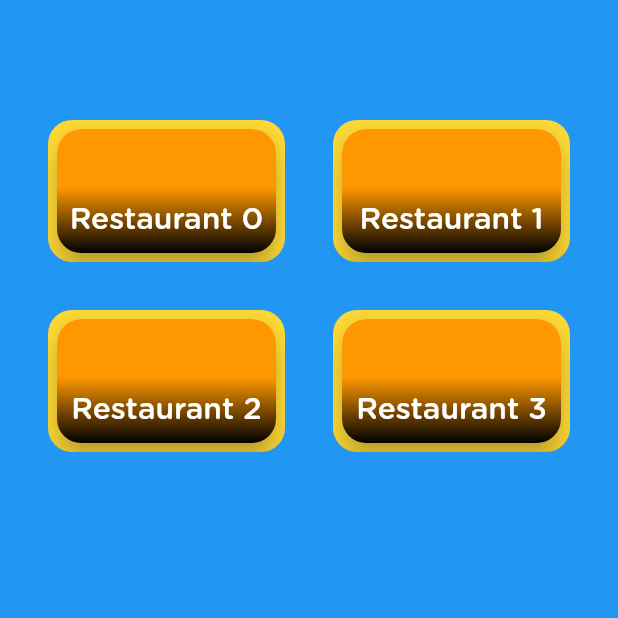
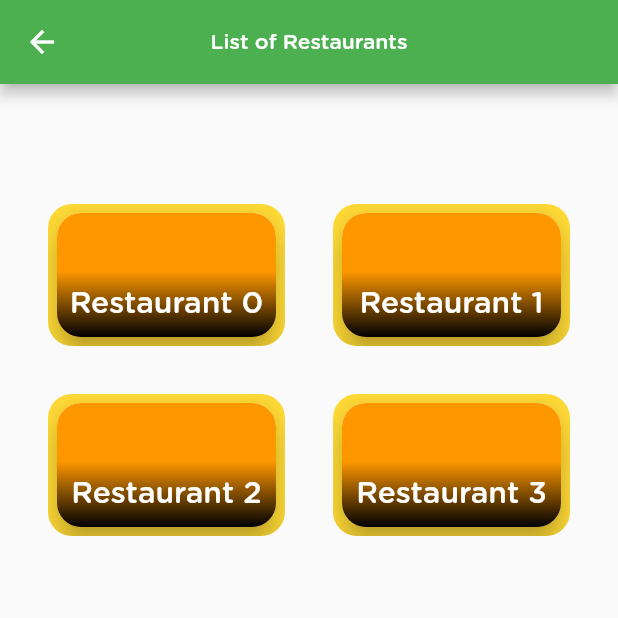
Before and after one commit to selecky/quandoo_challenge, a Flutter app: the Master screen opened directly, on a phone screen of 412 x 824 dp, the top half of it. Run offline on Flutter 3.47's test engine with Material 2 defaults, Android fonts, the phone set to English and light mode, and no system bars; our stand-ins replace equatable, flutter_bloc.

Commit message:
6 - master/detail implemented

```diff
--- /dev/null
+++ b/lib/Pub.dart
@@ -0,0 +1,19 @@
+import 'package:equatable/equatable.dart';
+import 'package:flutter/cupertino.dart';
+
+class Pub extends Equatable {
+  final String name;
+  final String address;
+
+  const Pub({
+    @required this.name,
+    @required this.address,
+  });
+
+  factory Pub.fromPub(Pub pub) {
+    return Pub(name: pub.name, address: pub.address);
+  }
+
+  @override
+  List<Object> get props => [name, address];
+}
--- a/lib/Restaurant.dart
+++ /dev/null
@@ -1,18 +0,0 @@
-import 'package:equatable/equatable.dart';
-
-class Restaurant extends Equatable {
-  final String name;
-  final String address;
-
-  const Restaurant({
-    required this.name,
-    required this.address,
-  });
-
-  factory Restaurant.fromRestaurant(Restaurant restaurant) {
-    return Restaurant(name: restaurant.name, address: restaurant.address);
-  }
-
-  @override
-  List<Object> get props => [name, address];
-}
--- /dev/null
+++ b/lib/blocks/bloc.dart
@@ -0,0 +1,3 @@
+export 'pub_bloc.dart';
+export 'pub_event.dart';
+export 'pub_state.dart';
--- /dev/null
+++ b/lib/blocks/pub_bloc.dart
@@ -0,0 +1,39 @@
+import 'dart:async';
+
+import 'package:flutter_bloc/flutter_bloc.dart';
+import 'package:quandoo_challenge/Pub.dart';
+
+import 'bloc.dart';
+
+class PubBloc extends Bloc<PubEvent, PubState> {
+  List<Pub> _pubs = [];
+  Pub _selected;
+
+  PubBloc(PubState initialState) : super(initialState);
+
+  PubState get initialState => StatePubsLoading();
+
+  @override
+  Stream<PubState> mapEventToState(
+    PubEvent event,
+  ) async* {
+    if (event is EventPubSelect) {
+      _selected = event.selected;
+
+      if(state is StatePubsLoadSuccess){
+        _pubs = List.from((state as StatePubsLoadSuccess).pubList);
+      }
+
+      yield StatePubsLoadSuccess(_pubs, _selected);
+    }
+    if (event is EventPubsLoad) {
+      Pub pub0 = Pub(name: 'Sabor Latino-0', address: 'za rohem 123-0');
+      Pub pub1 = Pub(name: 'Sabor Latino-1', address: 'za rohem 123-1');
+      Pub pub2 = Pub(name: 'Sabor Latino-2', address: 'za rohem 123-2');
+      Pub pub3 = Pub(name: 'Sabor Latino-3', address: 'za rohem 123-3');
+      _pubs = [pub0, pub1, pub2, pub3];
+      yield StatePubsLoadSuccess(_pubs, _selected);
+    }
+  }
+
+}
--- /dev/null
+++ b/lib/blocks/pub_event.dart
@@ -0,0 +1,20 @@
+import 'package:equatable/equatable.dart';
+import 'package:quandoo_challenge/Pub.dart';
+
+abstract class PubEvent extends Equatable {
+  const PubEvent();
+}
+
+class EventPubsLoad extends PubEvent {
+  @override
+  List<Object> get props => [];
+}
+
+class EventPubSelect extends PubEvent {
+  final Pub selected;
+
+  EventPubSelect(this.selected);
+
+  @override
+  List<Object> get props => [selected];
+}
--- /dev/null
+++ b/lib/blocks/pub_state.dart
@@ -0,0 +1,26 @@
+import 'package:equatable/equatable.dart';
+import 'package:quandoo_challenge/Pub.dart';
+
+abstract class PubState extends Equatable {
+  const PubState();
+}
+
+class StatePubsLoading extends PubState {
+  @override
+  List<Object> get props => [];
+}
+
+class StatePubsLoadFail extends PubState {
+  @override
+  List<Object> get props => [];
+}
+
+class StatePubsLoadSuccess extends PubState {
+  final List<Pub> pubList;
+  final Pub selectedPub;
+
+  StatePubsLoadSuccess(this.pubList, this.selectedPub);
+
+  @override
+  List<Object> get props => [selectedPub, ...pubList];
+}
--- a/lib/customWidgets/myRestaurantCard.dart
+++ b/lib/customWidgets/myRestaurantCard.dart
@@ -6,9 +6,9 @@ class MyRestaurantCard extends StatelessWidget {
   final bool isHighlighted;
 
   const MyRestaurantCard({
-    Key? key,
-    required this.onTap,
-    required this.name,
+    Key key,
+    @required this.onTap,
+    @required this.name,
     this.isHighlighted = true,
   }) : super(key: key);
 
--- a/lib/master.dart
+++ b/lib/master.dart
@@ -1,39 +1,71 @@
 import 'package:flutter/material.dart';
+import 'package:flutter_bloc/flutter_bloc.dart';
+import 'package:quandoo_challenge/strings.dart';
 
+import 'Pub.dart';
+import 'blocks/bloc.dart';
 import 'customWidgets/myRestaurantCard.dart';
+import 'detail.dart';
 
 class Master extends StatefulWidget {
-  const Master({Key? key}) : super(key: key);
+  const Master({Key key}) : super(key: key);
 
   @override
   _MasterState createState() => _MasterState();
 }
 
 class _MasterState extends State<Master> {
+  PubBloc _bloc;
+  List<Pub> _pubList;
+
+  @override
+  void initState() {
+    super.initState();
+    _bloc = BlocProvider.of<PubBloc>(context);
+    _bloc.add(EventPubsLoad());
+  }
+
   @override
   Widget build(BuildContext context) {
-    return Container(
-      color: Colors.blue,
-      child: GridView.builder(
-          itemCount: 4,
+    return Scaffold(
+        appBar: AppBar(
+          centerTitle: true,
+          title: Text(Strings.pubList),
+        ),
+        body: BlocBuilder<PubBloc, PubState>(builder: (context, state) {
+          if (state is StatePubsLoading) {
+            return Center(child: CircularProgressIndicator());
+          } else if (state is StatePubsLoadSuccess) {
+
+            _pubList = state.pubList;
+
+            return GridView.builder(
+                itemCount: _pubList.length,
                 gridDelegate: SliverGridDelegateWithFixedCrossAxisCount(
-            crossAxisCount: 2,
-            childAspectRatio: 3 / 2
-          ),
-          padding: const EdgeInsets.only(top: 64, bottom: 64, left: 16, right: 16),
-
+                    crossAxisCount: 2, childAspectRatio: 3 / 2),
+                padding: const EdgeInsets.only(
+                    top: 64, bottom: 64, left: 16, right: 16),
                 itemBuilder: (BuildContext context, int index) {
                   return Padding(
                     padding: const EdgeInsets.all(16.0),
                     child: MyRestaurantCard(
                       onTap: () {
+                        _bloc.add(EventPubSelect(_pubList[index]));
                         print('Clicked ' + index.toString());
+                        if (MediaQuery.of(context).size.height > MediaQuery.of(context).size.width) {
+                          Navigator.push(context,  MaterialPageRoute(builder: (context) => Detail()));
+                        }
                       },
-                name: 'Restaurant ' + index.toString() ,
-
+                      name: 'Restaurant ' + index.toString(),
                     ),
                   );
-          }),
-    );
+                });
+
+            //StatePubsLoadFail
+          } else {
+            return Center(child: Text(Strings.errorLoadingPubs));
+          }
+
+        }));
   }
 }
--- a/lib/strings.dart
+++ b/lib/strings.dart
@@ -3,5 +3,9 @@
 class Strings {
 
   static String title = 'Quandoo Challenge';
+  static String pubList = 'List of Restaurants';
+  static String pubDetail = 'Restaurant detail';
+  static String errorLoadingPubs = 'Error during loading of restaurants';
+
 
 }
--- a/pubspec.yaml
+++ b/pubspec.yaml
@@ -18,13 +18,13 @@ publish_to: 'none' # Remove this line if you wish to publish to pub.dev
 version: 1.0.0+1
 
 environment:
-  sdk: ">=2.12.0 <3.0.0"
+  sdk: ">=2.11.0 <3.0.0"
 
 dependencies:
   flutter:
     sdk: flutter
   equatable:
-  flutter_bloc:
+  flutter_bloc: 5.0.0
 
 
   # The following adds the Cupertino Icons font to your application.
```
Also changed, not shown: lib/detail.dart (+30 -2 lines), lib/main.dart (+40 -18 lines), pubspec.lock. Lines whose indentation alone changed are shown as unchanged.
